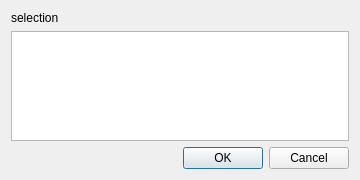
Old version of the form tyqt/selector_dialog.ui in the repository Koromix/tytools.
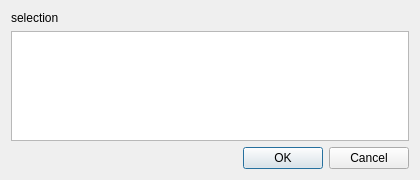
New version of the form.

What changed in the file:
```diff
--- a/tyqt/selector_dialog.ui
+++ b/tyqt/selector_dialog.ui
@@ -6,7 +6,7 @@
    <rect>
     <x>0</x>
     <y>0</y>
-    <width>360</width>
+    <width>420</width>
     <height>180</height>
    </rect>
   </property>
```
